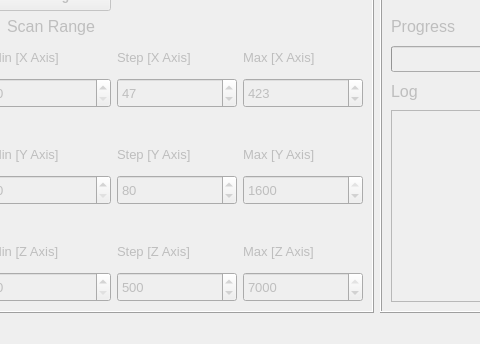
First picture: the form in GUI/scAnt_GUI_mw.ui, repository evo-biomech/scAnt, before the edit; both pictures show x 591 to 1071 and y 516 to 860 of the 1269 by 860 pixel window.
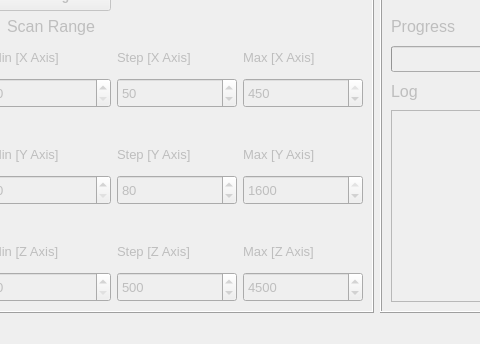
Second picture: the form after the edit. Icons and pictures are not drawn.

Commit message: Updated Zstep Min

```diff
--- a/GUI/scAnt_GUI_mw.ui
+++ b/GUI/scAnt_GUI_mw.ui
@@ -1644,13 +1644,13 @@
           <double>0.000000000000000</double>
          </property>
          <property name="maximum">
-          <double>430.000000000000000</double>
+          <double>450.000000000000000</double>
          </property>
          <property name="singleStep">
           <double>5.000000000000000</double>
          </property>
          <property name="value">
-          <double>47.000000000000000</double>
+          <double>50.000000000000000</double>
          </property>
         </widget>
        </item>
@@ -1691,13 +1691,13 @@
           <double>0.000000000000000</double>
          </property>
          <property name="maximum">
-          <double>430.000000000000000</double>
+          <double>450.000000000000000</double>
          </property>
          <property name="singleStep">
           <double>5.000000000000000</double>
          </property>
          <property name="value">
-          <double>423.000000000000000</double>
+          <double>450.000000000000000</double>
          </property>
         </widget>
        </item>
@@ -2408,13 +2408,13 @@
           <double>0.000000000000000</double>
          </property>
          <property name="maximum">
-          <double>7000.000000000000000</double>
+          <double>5000.000000000000000</double>
          </property>
          <property name="singleStep">
           <double>100.000000000000000</double>
          </property>
          <property name="value">
-          <double>7000.000000000000000</double>
+          <double>4500.000000000000000</double>
          </property>
         </widget>
        </item>
```
Left out of the diff: 8 changed lines with no effect on the pictures. The commit also changes 1 other file.
